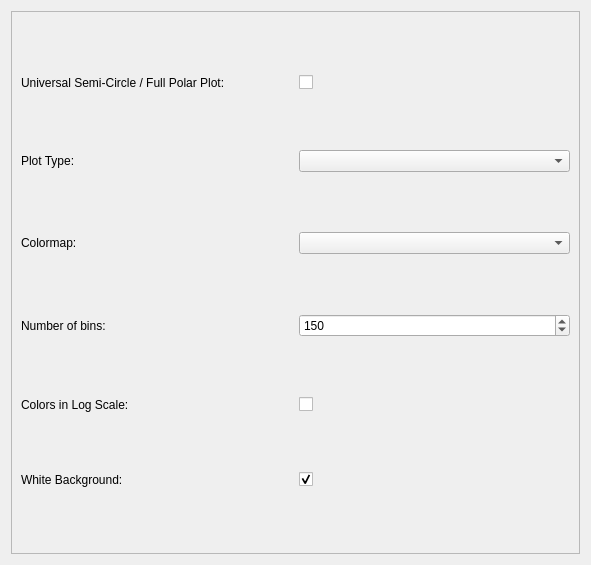
napari-phasors/napari-phasors, file src/napari_phasors/ui/plotter_inputs_widget.ui: the form before one commit.
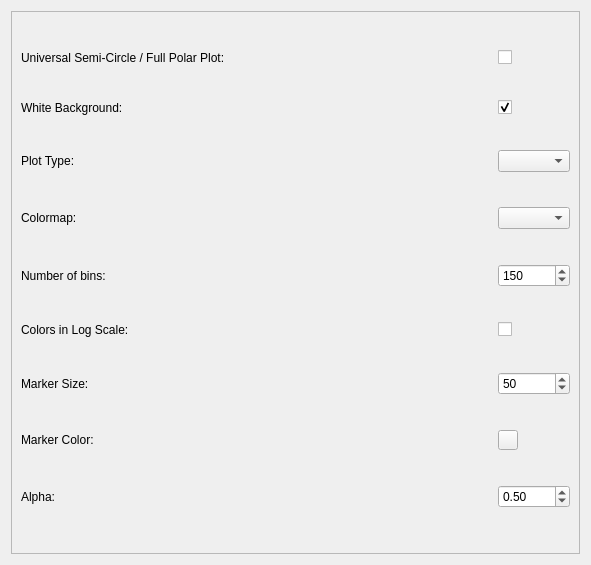
The form after the commit.

Commit message: Enhance Scatter plot artists and dynamic UI on plot settings tab (#217)

What changed in the file:
```diff
--- a/src/napari_phasors/ui/plotter_inputs_widget.ui
+++ b/src/napari_phasors/ui/plotter_inputs_widget.ui
@@ -35,91 +35,120 @@
        </rect>
       </property>
       <layout class="QGridLayout" name="gridLayout_2">
+       <item row="0" column="0">
+        <widget class="QLabel" name="label_5">
+         <property name="text"><string>Universal Semi-Circle / Full Polar Plot:</string></property>
+        </widget>
+       </item>
+       <item row="0" column="1">
+        <widget class="QCheckBox" name="semi_circle_checkbox"/>
+       </item>
+
+       <item row="1" column="0">
+        <widget class="QLabel" name="label_6">
+         <property name="text"><string>White Background:</string></property>
+        </widget>
+       </item>
        <item row="1" column="1">
+        <widget class="QCheckBox" name="white_background_checkbox">
+         <property name="checked"><bool>true</bool></property>
+        </widget>
+       </item>
+
+       <item row="2" column="0">
+        <widget class="QLabel" name="label_2">
+         <property name="text"><string>Plot Type:</string></property>
+        </widget>
+       </item>
+       <item row="2" column="1">
         <widget class="QComboBox" name="plot_type_combobox"/>
        </item>
-       <item row="3" column="1">
-        <widget class="QSpinBox" name="number_of_bins_spinbox">
-         <property name="minimum">
-          <number>1</number>
-         </property>
-         <property name="maximum">
-          <number>10000</number>
-         </property>
-         <property name="value">
-          <number>150</number>
-         </property>
-        </widget>
-       </item>
+
+       <!-- Histogram Elements -->
        <item row="3" column="0">
-        <widget class="QLabel" name="label_4">
-         <property name="text">
-          <string>Number of bins:</string>
-         </property>
+        <widget class="QLabel" name="label_3">
+         <property name="text"><string>Colormap:</string></property>
         </widget>
        </item>
-       <item row="2" column="1">
+       <item row="3" column="1">
         <widget class="QComboBox" name="colormap_combobox"/>
        </item>
-       <item row="0" column="1">
-        <widget class="QCheckBox" name="semi_circle_checkbox">
-         <property name="text">
-          <string/>
-         </property>
-        </widget>
-       </item>
+
        <item row="4" column="0">
-        <widget class="QLabel" name="label_7">
-         <property name="text">
-          <string>Colors in Log Scale:</string>
-         </property>
+        <widget class="QLabel" name="label_4">
+         <property name="text"><string>Number of bins:</string></property>
         </widget>
        </item>
-       <item row="2" column="0">
-        <widget class="QLabel" name="label_3">
-         <property name="text">
-          <string>Colormap:</string>
-         </property>
+       <item row="4" column="1">
+        <widget class="QSpinBox" name="number_of_bins_spinbox">
+         <property name="minimum"><number>1</number></property>
+         <property name="maximum"><number>10000</number></property>
+         <property name="value"><number>150</number></property>
         </widget>
        </item>
-       <item row="1" column="0">
-        <widget class="QLabel" name="label_2">
-         <property name="text">
-          <string>Plot Type:</string>
-         </property>
-        </widget>
-       </item>
-       <item row="0" column="0">
-        <widget class="QLabel" name="label_5">
-         <property name="text">
-          <string>Universal Semi-Circle / Full Polar Plot:</string>
-         </property>
-        </widget>
-       </item>
+
        <item row="5" column="0">
-        <widget class="QLabel" name="label_6">
-         <property name="text">
-          <string>White Background:</string>
-         </property>
+        <widget class="QLabel" name="label_7">
+         <property name="text"><string>Colors in Log Scale:</string></property>
         </widget>
        </item>
        <item row="5" column="1">
-        <widget class="QCheckBox" name="white_background_checkbox">
-         <property name="text">
-          <string/>
+        <widget class="QCheckBox" name="log_scale_checkbox"/>
+       </item>
+
+       <!-- Scatter Plot Elements -->
+       <item row="6" column="0">
+        <widget class="QLabel" name="label_marker_size">
+         <property name="text"><string>Marker Size:</string></property>
+        </widget>
+       </item>
+       <item row="6" column="1">
+        <widget class="QSpinBox" name="marker_size_spinbox">
+         <property name="value"><number>50</number></property>
+         <property name="minimum"><number>1</number></property>
+         <property name="maximum"><number>1000</number></property>
+         <property name="keyboardTracking"><bool>false</bool></property>
+        </widget>
+       </item>
+
+       <item row="7" column="0">
+        <widget class="QLabel" name="label_marker_color">
+         <property name="text"><string>Marker Color:</string></property>
+        </widget>
+       </item>
+       <item row="7" column="1">
+        <widget class="QPushButton" name="marker_color_button">
+         <property name="text"><string/></property>
+         <property name="minimumSize">
+          <size>
+           <width>20</width>
+           <height>20</height>
+          </size>
          </property>
-         <property name="checked">
-          <bool>true</bool>
+         <property name="maximumSize">
+          <size>
+           <width>20</width>
+           <height>20</height>
+          </size>
          </property>
         </widget>
        </item>
-       <item row="4" column="1">
-        <widget class="QCheckBox" name="log_scale_checkbox">
-         <property name="text">
-          <string/>
-         </property>
+
+       <item row="8" column="0">
+        <widget class="QLabel" name="label_marker_alpha">
+         <property name="text"><string>Alpha:</string></property>
         </widget>
        </item>
+       <item row="8" column="1">
+        <widget class="QDoubleSpinBox" name="marker_alpha_spinbox">
+         <property name="minimum"><double>0.01</double></property>
+         <property name="maximum"><double>1.0</double></property>
+         <property name="singleStep"><double>0.1</double></property>
+         <property name="value"><double>0.5</double></property>
+         <property name="keyboardTracking"><bool>false</bool></property>
+        </widget>
+       </item>
+
       </layout>
      </widget>
     </widget>
```
The commit also changes 2 other files.
